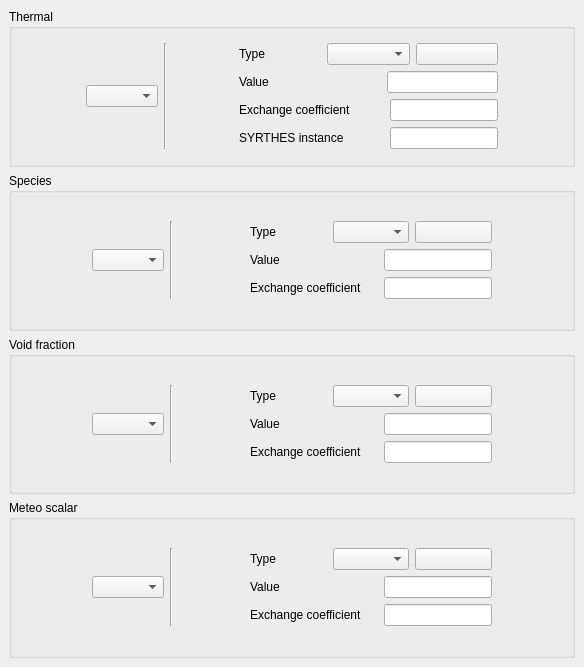
Before: the Qt Designer form python/code_saturne/gui/case/BoundaryConditionsScalarsForm.ui in code-saturne/code_saturne, drawn with Qt 5.
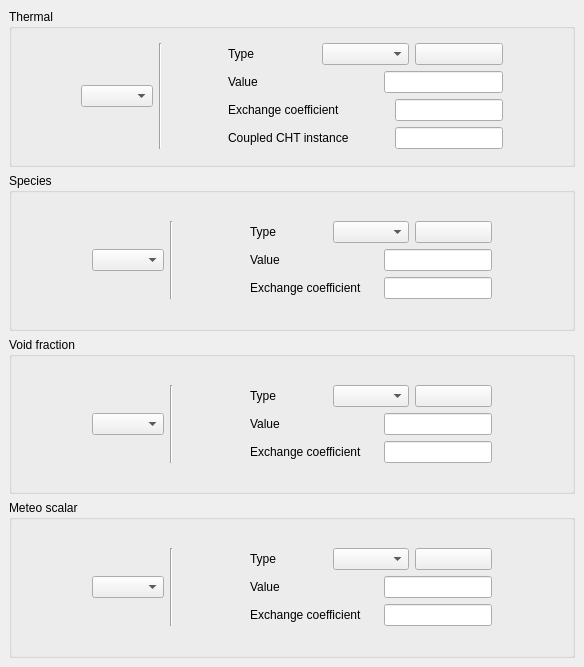
After: the same form once the commit is applied. Icons and pictures are not drawn.

Commit message:
[GUI] Update following introduction of thermal solver
  * Following the addition of the internal HTSolver, rename "Syrthes
    coupling" in the GUI to "CHT coupling"

What changed in the file:
```diff
--- a/python/code_saturne/gui/case/BoundaryConditionsScalarsForm.ui
+++ b/python/code_saturne/gui/case/BoundaryConditionsScalarsForm.ui
@@ -677,7 +677,7 @@
             <item>
              <widget class="QLabel" name="labelSyrthesInstance">
               <property name="text">
-               <string>SYRTHES instance</string>
+               <string>Coupled CHT instance</string>
               </property>
              </widget>
             </item>
```
The commit also changes 5 other files.
